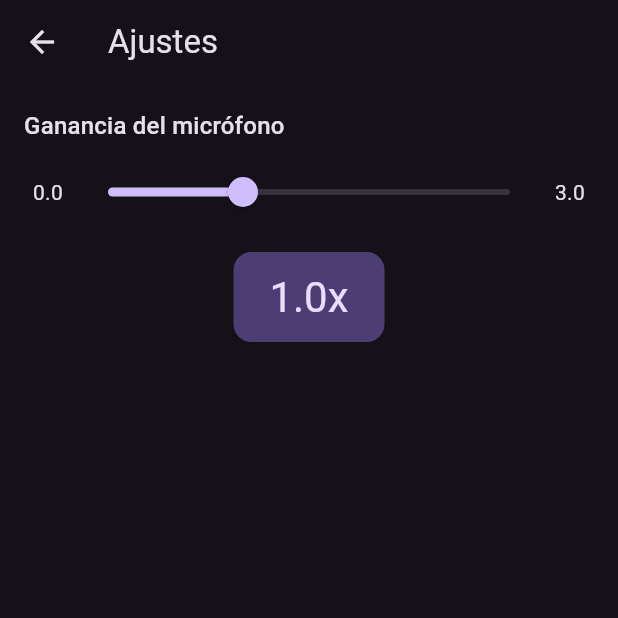
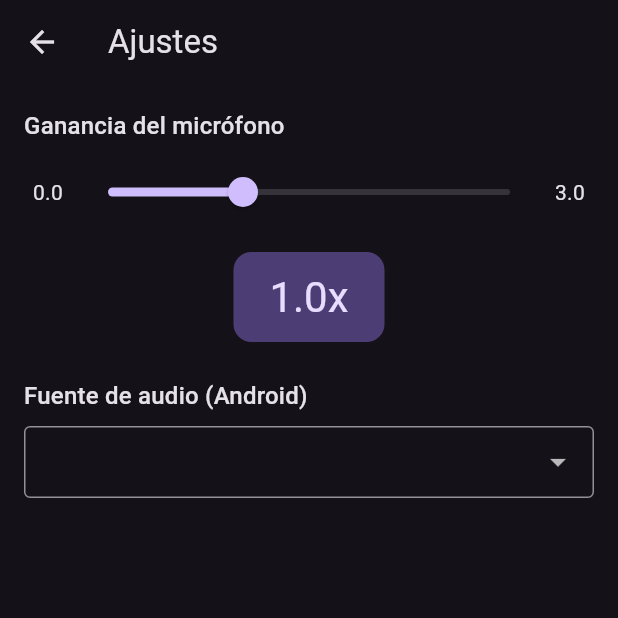
Before and after one commit to lutgaru/Sinsajo, a Flutter app: the screen it shows after launch, after a tap on the "mic" icon, after a tap on the "settings" icon, on a phone screen of 412 x 824 dp, the top half of it. Run offline on Flutter 3.47's test engine with Material 3 defaults, Android fonts, the light colour scheme and no system bars; our stand-ins replace flutter_riverpod, wakelock_plus; missing offline and left inert: record, vad; network calls fail; statements that could not run were skipped.

Commit message:
feat: allow selecting Android audio source (VOICE_RECOGNITION, CAMCORDER, etc.)
Add AndroidAudioSource setting to let users choose the audio source
for recording instead of always using the default. Pass the selected
source through AudioService to RecordConfig.androidConfig.

```diff
--- a/sinsajo_client/lib/providers/transcription_provider.dart
+++ b/sinsajo_client/lib/providers/transcription_provider.dart
@@ -110,8 +110,9 @@ class TranscriptionNotifier extends Notifier<TranscriptionState> {
     }
 
     _ws.sendStart(sampleRate: kSampleRate);
-    _audio.gain = ref.read(settingsProvider).micGain;
-    await _audio.start();
+    final settings = ref.read(settingsProvider);
+    _audio.gain = settings.micGain;
+    await _audio.start(audioSource: settings.audioSource);
 
     _audioSub = _audio.chunks.listen((chunk) {
       print('[Audio] → Enviando chunk: ${chunk.pcmBytes.length} bytes, isFinal=${chunk.isFinal}');
--- a/sinsajo_client/lib/screens/settings_screen.dart
+++ b/sinsajo_client/lib/screens/settings_screen.dart
@@ -1,5 +1,6 @@
 import 'package:flutter/material.dart';
 import 'package:flutter_riverpod/flutter_riverpod.dart';
+import 'package:record/record.dart';
 import '../providers/settings_provider.dart';
 
 class SettingsScreen extends ConsumerWidget {
@@ -57,6 +58,50 @@ class SettingsScreen extends ConsumerWidget {
                 ),
               ),
             ),
+            const SizedBox(height: 24),
+            Text(
+              'Fuente de audio (Android)',
+              style: Theme.of(context).textTheme.titleMedium,
+            ),
+            const SizedBox(height: 8),
+            DropdownButtonFormField<AndroidAudioSource>(
+              initialValue: settings.audioSource,
+              decoration: const InputDecoration(
+                border: OutlineInputBorder(),
+                contentPadding: EdgeInsets.symmetric(horizontal: 12, vertical: 8),
+              ),
+              items: const [
+                DropdownMenuItem(
+                  value: AndroidAudioSource.defaultSource,
+                  child: Text('Por defecto'),
+                ),
+                DropdownMenuItem(
+                  value: AndroidAudioSource.voiceRecognition,
+                  child: Text('Reconocimiento de voz'),
+                ),
+                DropdownMenuItem(
+                  value: AndroidAudioSource.camcorder,
+                  child: Text('Camcorder'),
+                ),
+                DropdownMenuItem(
+                  value: AndroidAudioSource.mic,
+                  child: Text('Micrófono'),
+                ),
+                DropdownMenuItem(
+                  value: AndroidAudioSource.voiceCommunication,
+                  child: Text('Comunicación de voz'),
+                ),
+                DropdownMenuItem(
+                  value: AndroidAudioSource.unprocessed,
+                  child: Text('Sin procesar'),
+                ),
+              ],
+              onChanged: (value) {
+                if (value != null) {
+                  ref.read(settingsProvider.notifier).setAudioSource(value);
+                }
+              },
+            ),
           ],
         ),
       ),
```
Also changed, not shown: sinsajo_client/lib/providers/settings_provider.dart (+15 -3 lines), sinsajo_client/lib/services/audio_service.dart (+5 -2 lines).
